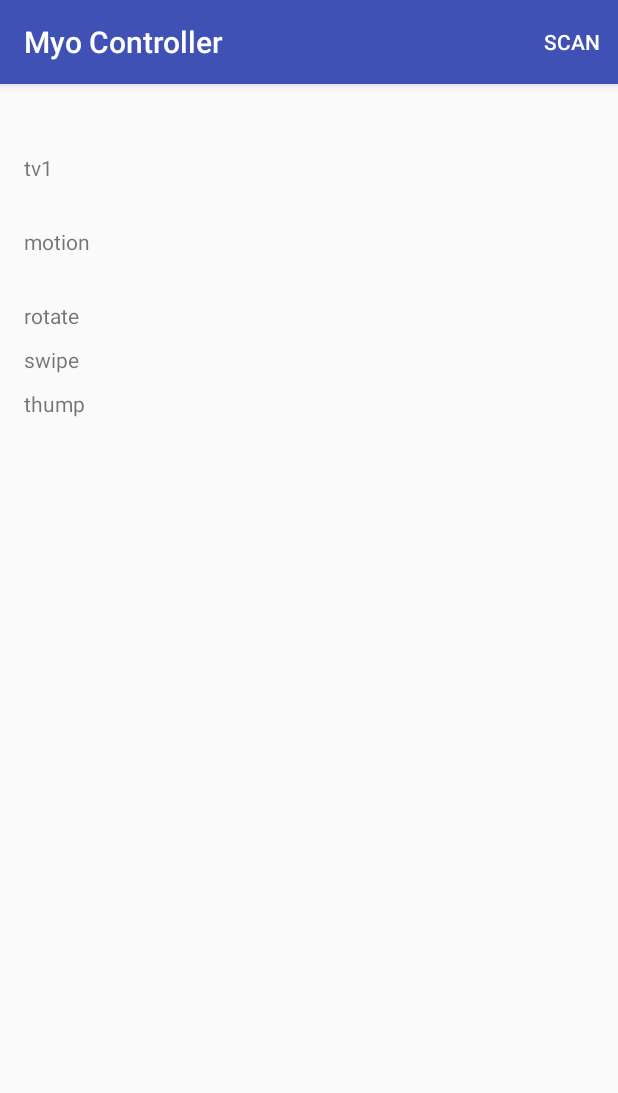
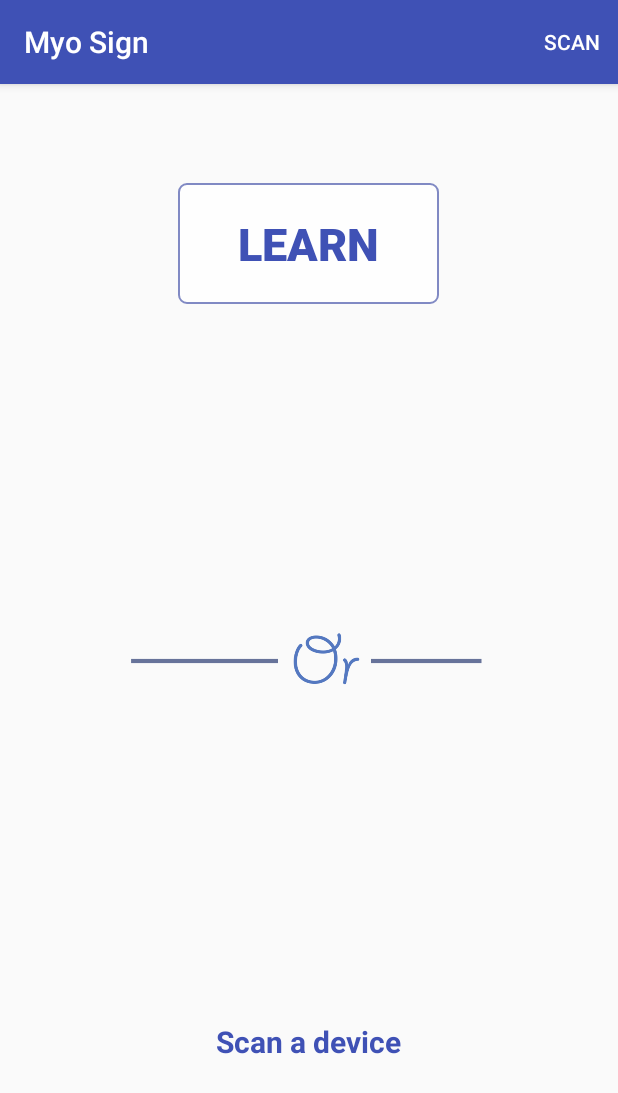
Before and after one commit to anuragdadheech/myoApp, an Android app: the screen it shows after launch (MainActivity), on a phone screen of 412 x 824 dp. Shown: the top 1093 px of the screen. Run offline under Robolectric (Android 15) with nearby library versions, the phone set to English and light mode, and no system bars; libraries missing offline, so code that uses them is left out: com.thalmic.myo; 5 statements that could not run were skipped.

Commit message:
Final changes

```diff
--- a/app/src/main/AndroidManifest.xml
+++ b/app/src/main/AndroidManifest.xml
@@ -1,15 +1,14 @@
 <?xml version="1.0" encoding="utf-8"?>
 <manifest xmlns:android="http://schemas.android.com/apk/res/android"
     package="com.mavericks.myocontroller">
-
     // Required for communicating with the Myo device
     <uses-permission android:name="android.permission.ACCESS_COARSE_LOCATION" />
     <uses-permission android:name="android.permission.ACCESS_FINE_LOCATION" />
     <uses-permission android:name="android.permission.BLUETOOTH" />
     <uses-permission android:name="android.permission.BLUETOOTH_ADMIN" />
-
     // Required for sending usage data to Thalmic Labs
     <uses-permission android:name="android.permission.INTERNET" />
+
     <application
         android:allowBackup="true"
         android:icon="@mipmap/ic_launcher"
@@ -23,6 +22,7 @@
                 <category android:name="android.intent.category.LAUNCHER" />
             </intent-filter>
         </activity>
+        <activity android:name=".VideoActivity" android:label="LEARN" android:parentActivityName=".MainActivity"></activity>
     </application>
 
 </manifest>
--- /dev/null
+++ b/app/src/main/assets/videos.json
@@ -0,0 +1 @@
+[{"link": "https://youtu.be/rkfcmediQtE", "title": "Rotations"}, {"link": "https://youtu.be/e17kEvAPoPE", "title": "Where"}, {"link": "https://youtu.be/ysEkDWT5Zc8", "title": "This"}, {"link": "https://youtu.be/r4sbSSrPsXs", "title": "Day"}, {"link": "https://youtu.be/txcwx0AiK7A", "title": "Live"}, {"link": "https://youtu.be/-s7MJuMbi7c", "title": "I"}, {"link": "https://youtu.be/8BlDJBjU-fM", "title": "Eat"}, {"link": "https://youtu.be/31IZvumeX1I", "title": "You"}, {"link": "https://youtu.be/bkouNuhaPLU", "title": "How"}, {"link": "https://youtu.be/Pa_guxHOpJc", "title": "Please"}, {"link": "https://youtu.be/T4QWs5aNQcw", "title": "Excuse"}, {"link": "https://youtu.be/FsMsMpHTzJ8", "title": "Nice"}, {"link": "https://youtu.be/XvveEuEXa-g", "title": "Go"}, {"link": "https://youtu.be/4CZG_wQPWzI", "title": "Doing"}, {"link": "https://youtu.be/nfZJhsAGF9w", "title": "Dinner"}, {"link": "https://youtu.be/fXAKwM2RwCk", "title": "Yes"}, {"link": "https://youtu.be/0xUb0-gtbmU", "title": "No"}, {"link": "https://youtu.be/X9t-_HNiCoc", "title": "Watch"}, {"link": "https://youtu.be/ef6AN-3kN2M", "title": "Football"}, {"link": "https://youtu.be/l71Llj1Rvi4", "title": "Experience"}, {"link": "https://youtu.be/i1TkFbz6a9M", "title": "Meet"}, {"link": "https://youtu.be/6Dq3vzKOVV8", "title": "How you doing"}]
--- a/app/src/main/java/com/mavericks/myocontroller/MainActivity.java
+++ b/app/src/main/java/com/mavericks/myocontroller/MainActivity.java
@@ -3,7 +3,6 @@ package com.mavericks.myocontroller;
 import android.content.ActivityNotFoundException;
 import android.content.Intent;
 import android.os.Bundle;
-import android.os.Handler;
 import android.speech.RecognizerIntent;
 import android.speech.tts.TextToSpeech;
 import android.speech.tts.UtteranceProgressListener;
@@ -14,6 +13,8 @@ import android.util.Log;
 import android.view.Menu;
 import android.view.MenuInflater;
 import android.view.MenuItem;
+import android.view.View;
+import android.widget.Button;
 import android.widget.TextView;
 import android.widget.Toast;
 import android.widget.ViewSwitcher;
@@ -42,7 +43,6 @@ import org.apache.commons.lang3.StringUtils;
 
 import java.io.IOException;
 import java.util.ArrayList;
-import java.util.HashMap;
 import java.util.Locale;
 
 import retrofit2.Call;
@@ -55,16 +55,12 @@ public class MainActivity extends AppCompatActivity {
     private static final float ROTATE_THRESHOLD = 15;
     private static final float THUMP_THRESHOLD = 25;
     private static final int SPEECH_REQUEST_CODE = 5010;
-    private TextView motion;
 
-    private TextView t1;
-
-    private TextView rotate;
-    private TextView swipe;
-    private TextView thump;
+    private Button btnLearn;
     private ViewSwitcher viewSwitcher;
     private RecyclerView recyclerView;
     private ConversationAdapter conversationAdapter;
+    private TextView deviceInfo;
 
     TextToSpeech t2s;
 
@@ -83,22 +79,28 @@ public class MainActivity extends AppCompatActivity {
     protected void onCreate(Bundle savedInstanceState) {
         super.onCreate(savedInstanceState);
         setContentView(R.layout.activity_main);
-        t1 = (TextView) findViewById(R.id.textView1);
-//        t2 = (TextView) findViewById(R.id.textView2);
-//        t3 = (TextView) findViewById(R.id.textView3);
-//        t4 = (TextView) findViewById(R.id.textView4);
         viewSwitcher = (ViewSwitcher) findViewById(R.id.vs);
-        motion = (TextView) findViewById(R.id.motion);
-        rotate = (TextView) findViewById(R.id.rotate);
-        swipe = (TextView) findViewById(R.id.swipe);
-        thump = (TextView) findViewById(R.id.thump);
+        btnLearn = (Button) findViewById(R.id.btn_learn);
+        deviceInfo = (TextView) findViewById(R.id.device_info);
+        btnLearn.setOnClickListener(new View.OnClickListener() {
+            @Override
+            public void onClick(View view) {
+                Intent i = new Intent(MainActivity.this, VideoActivity.class);
+                startActivity(i);
+            }
+        });
         if (null == recyclerView || null == conversationAdapter) {
             recyclerView = (RecyclerView) findViewById(R.id.rv_chat);
             conversationAdapter = new ConversationAdapter();
             recyclerView.setLayoutManager(new LinearLayoutManager(this));
             recyclerView.setAdapter(conversationAdapter);
         }
-
+        deviceInfo.setOnClickListener(new View.OnClickListener() {
+            @Override
+            public void onClick(View view) {
+                onScanActionSelected();
+            }
+        });
         getGestureList();
         Hub hub = Hub.getInstance();
         if (!hub.init(this)) {
@@ -137,7 +139,7 @@ public class MainActivity extends AppCompatActivity {
         // arm. This lets Myo know which arm it's on and which way it's facing.
         @Override
         public void onArmSync(Myo myo, long timestamp, Arm arm, XDirection xDirection) {
-//            t2.setText(myo.getArm() == Arm.LEFT ? "Left arm sync" : "Right arm sync");
+//            deviceInfo.setText("Double tap to start");
         }
 
         // onArmUnsync() is called whenever Myo has detected that it was moved from a stable position on a person's arm after
@@ -145,7 +147,7 @@ public class MainActivity extends AppCompatActivity {
         // when Myo is moved around on the arm.
         @Override
         public void onArmUnsync(Myo myo, long timestamp) {
-//            t2.setText("Arm unsynced");
+//            deviceInfo.setText("Sync Device");
         }
 
         // onUnlock() is called whenever a synced Myo has been unlocked. Under the standard locking
@@ -167,14 +169,17 @@ public class MainActivity extends AppCompatActivity {
             currentPose = pose;
             switch (pose) {
                 case UNKNOWN:
-                    t1.setText("Unknown");
+//                    t1.setText("Unknown");
                     break;
                 case REST:
-                    t1.setText("Rest");
+//                    t1.setText("Rest");
                     break;
                 case DOUBLE_TAP:
                     resetDegreesOfFreedom();
                     myo.vibrate(Myo.VibrationType.MEDIUM);
+                    if (null != viewSwitcher) {
+                        viewSwitcher.setDisplayedChild(1);
+                    }
                     if (StringUtils.isNotEmpty(currentSpokenSentence)) {
                         Bundle params = new Bundle();
                         params.putString(TextToSpeech.Engine.KEY_PARAM_UTTERANCE_ID, "");
@@ -201,10 +206,6 @@ public class MainActivity extends AppCompatActivity {
                         conversationAdapter.setConversation(conversation);
                         recyclerView.smoothScrollToPosition(conversationAdapter.getItemCount() - 1);
                         currentSpokenSentence = "";
-                        if (null != viewSwitcher) {
-                            viewSwitcher.setDisplayedChild(1);
-                        }
-
 
                     }
                     String restText = "";
@@ -216,19 +217,19 @@ public class MainActivity extends AppCompatActivity {
                             restText = "Right arm double tap";
                             break;
                     }
-                    t1.setText(restText);
+//                    t1.setText(restText);
                     break;
                 case FIST:
-                    t1.setText("Fist");
+//                    t1.setText("Fist");
                     break;
                 case WAVE_IN:
-                    t1.setText("Wave in");
+//                    t1.setText("Wave in");
                     break;
                 case WAVE_OUT:
-                    t1.setText("Wave out");
+//                    t1.setText("Wave out");
                     break;
                 case FINGERS_SPREAD:
-                    t1.setText("Finger spread");
+//                    t1.setText("Finger spread");
                     break;
             }
         }
@@ -264,9 +265,9 @@ public class MainActivity extends AppCompatActivity {
                 resetValues = false;
 
             }
-            thump.setText("Thump: " + String.valueOf(pitchW) + "\n Thump Default: " + pitchDefault);
-            rotate.setText("Rotate: " + String.valueOf(rollW) + "\n Rotate Default: " + rollDefault);
-            swipe.setText("Swipe: " + String.valueOf(yawW) + "\n Swipe Default: " + yawDefault);
+//            thump.setText("Thump: " + String.valueOf(pitchW) + "\n Thump Default: " + pitchDefault);
+//            rotate.setText("Rotate: " + String.valueOf(rollW) + "\n Rotate Default: " + rollDefault);
+//            swipe.setText("Swipe: " + String.valueOf(yawW) + "\n Swipe Default: " + yawDefault);
 
             Motion m = getAction(rollW, pitchW, yawW);
             if (m != Motion.NONE && currentPose != Pose.UNKNOWN && currentPose != Pose.DOUBLE_TAP && currentPose != Pose.REST) {
@@ -280,7 +281,7 @@ public class MainActivity extends AppCompatActivity {
 
             }
 
-            motion.setText(m.name());
+//            motion.setText(m.name());
 
         }
 
@@ -333,6 +334,9 @@ public class MainActivity extends AppCompatActivity {
         super.onResume();
         Hub.getInstance().addListener(mListener);
         Hub.getInstance().setLockingPolicy(Hub.LockingPolicy.NONE);
+        if(null != Hub.getInstance().getConnectedDevices() && Hub.getInstance().getConnectedDevices().size() > 0) {
+            deviceInfo.setText("Double tap to start");
+        }
     }
 
     private void resetDegreesOfFreedom() {
--- a/app/src/main/java/com/mavericks/myocontroller/network/NetworkAPI.java
+++ b/app/src/main/java/com/mavericks/myocontroller/network/NetworkAPI.java
@@ -1,6 +1,7 @@
 package com.mavericks.myocontroller.network;
 
 import com.mavericks.myocontroller.models.GestureList;
+import com.mavericks.myocontroller.models.VideoList;
 
 import java.util.List;
 
@@ -13,4 +14,6 @@ import retrofit2.http.GET;
 public interface NetworkAPI {
     @GET("/language_mapping")
     Call<GestureList> getGestureList();
+    @GET("/video_mapping")
+    Call<VideoList> getVideoList();
 }
--- /dev/null
+++ b/app/src/main/res/drawable/border.xml
@@ -0,0 +1,10 @@
+<?xml version="1.0" encoding="utf-8"?>
+<shape xmlns:android="http://schemas.android.com/apk/res/android"
+    android:shape="rectangle">
+    <solid android:color="#DFFFFFFF" />
+    <stroke
+        android:width="1dp"
+        android:color="@color/border" />
+    <corners android:bottomRightRadius="5dp" android:bottomLeftRadius="5dp"
+        android:topLeftRadius="5dp" android:topRightRadius="5dp"/>
+</shape>
--- a/app/src/main/res/layout/activity_main.xml
+++ b/app/src/main/res/layout/activity_main.xml
@@ -16,44 +16,41 @@
         <RelativeLayout
             android:layout_width="match_parent"
             android:layout_height="match_parent">
-            <TextView
-                android:text="tv1"
-                android:layout_marginTop="30dp"
-                android:id="@+id/textView1"
+            <Button
+                android:layout_marginTop="50dp"
+                android:layout_centerHorizontal="true"
+                android:background="@drawable/border"
+                android:id="@+id/btn_learn"
+                android:text="LEARN"
+                android:textStyle="bold"
+                android:textSize="30sp"
+                android:paddingLeft="40dp"
+                android:paddingRight="40dp"
+                android:paddingTop="20dp"
+                android:paddingBottom="20dp"
+                android:textColor="@color/colorPrimary"
                 android:layout_width="wrap_content"
                 android:layout_height="wrap_content" />
+
+            <ImageView
+                android:layout_centerInParent="true"
+                android:src="@drawable/or"
+                android:layout_width="match_parent"
+                android:layout_height="50dp" />
+
             <TextView
-                android:text="motion"
-                android:layout_below="@id/textView1"
-                android:layout_marginTop="30dp"
-                android:id="@+id/motion"
+                android:id="@+id/device_info"
+                android:text="Scan a device"
+                android:textSize="20sp"
+                android:textStyle="bold"
+                android:textColor="@color/colorPrimary"
+                android:layout_centerHorizontal="true"
+                android:layout_alignParentBottom="true"
+                android:paddingBottom="100dp"
                 android:layout_width="wrap_content"
                 android:layout_height="wrap_content" />
 
 
-            <TextView
-                android:text="rotate"
-                android:layout_marginTop="30dp"
-                android:layout_below="@+id/motion"
-                android:id="@+id/rotate"
-                android:layout_width="wrap_content"
-                android:layout_height="wrap_content" />
-
-            <TextView
-                android:text="swipe"
-                android:layout_marginTop="10dp"
-                android:layout_below="@+id/rotate"
-                android:id="@+id/swipe"
-                android:layout_width="wrap_content"
-                android:layout_height="wrap_content" />
-
-            <TextView
-                android:text="thump"
-                android:layout_marginTop="10dp"
-                android:layout_below="@+id/swipe"
-                android:id="@+id/thump"
-                android:layout_width="wrap_content"
-                android:layout_height="wrap_content" />
         </RelativeLayout>
         <android.support.v7.widget.RecyclerView
             android:id="@+id/rv_chat"
--- a/app/src/main/res/values/colors.xml
+++ b/app/src/main/res/values/colors.xml
@@ -3,6 +3,8 @@
     <color name="colorPrimary">#3F51B5</color>
     <color name="colorPrimaryDark">#303F9F</color>
     <color name="colorAccent">#FF4081</color>
-    <color name="listener">#d8d5f2</color>
-    <color name="speaker">#d5edc9</color>
+    <color name="listener">#33FF4081</color>
+    <color name="speaker">#33303F9F</color>
+    <color name="btn_learn">#88a8ea</color>
+    <color name="border">#99303F9F</color>
 </resources>
--- a/app/src/main/res/values/strings.xml
+++ b/app/src/main/res/values/strings.xml
@@ -1,3 +1,3 @@
 <resources>
-    <string name="app_name">Myo Controller</string>
+    <string name="app_name">Myo Sign</string>
 </resources>
```
Also changed, not shown: app/src/main/java/com/mavericks/myocontroller/VideoActivity.java (added, +74 -0 lines), app/src/main/java/com/mavericks/myocontroller/adapters/VideoAdapter.java (added, +45 -0 lines), app/src/main/java/com/mavericks/myocontroller/adapters/VideoViewHolder.java (added, +38 -0 lines), app/src/main/java/com/mavericks/myocontroller/helpers/ResponseTranslator.java (+11 -0 lines), app/src/main/java/com/mavericks/myocontroller/models/Video.java (added, +11 -0 lines), app/src/main/java/com/mavericks/myocontroller/models/VideoList.java (added, +10 -0 lines), app/src/main/java/com/mavericks/myocontroller/network/NetworkService.java (+16 -0 lines), app/src/main/res/layout/activity_video.xml (added, +18 -0 lines), app/src/main/res/layout/layout_video.xml (added, +31 -0 lines), app/src/main/res/drawable/myo.png (added), app/src/main/res/drawable/or.png (added).
